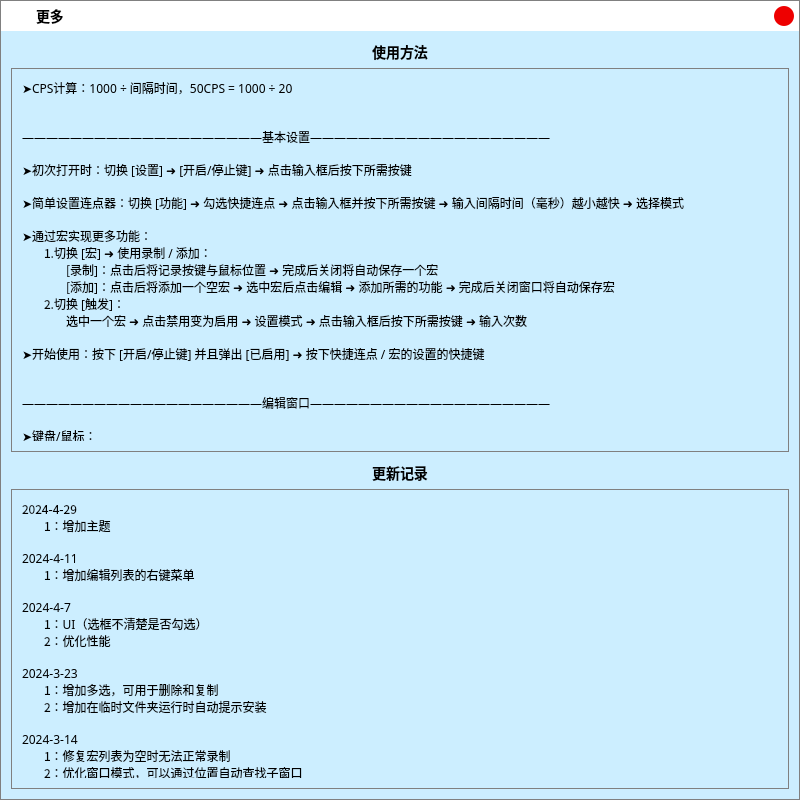
First picture: the form in .ui/MoreUi.ui, repository ChiyukiGana/Quickinput, before the edit.
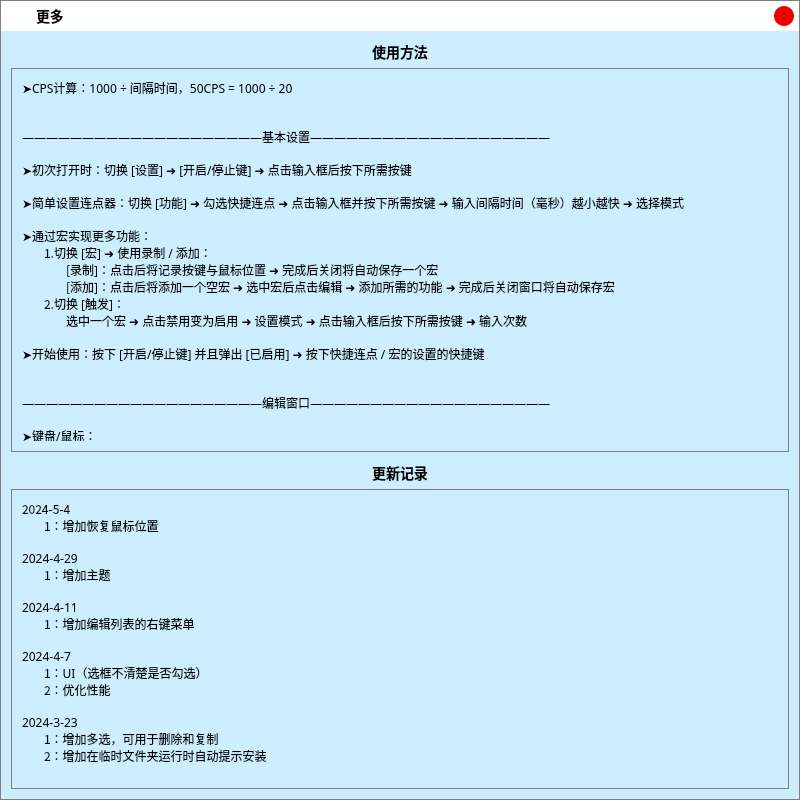
Second picture: the form after the edit. Icons and pictures are not drawn.

What changed in the file:
```diff
--- a/.ui/MoreUi.ui
+++ b/.ui/MoreUi.ui
@@ -30,7 +30,7 @@
     <normaloff>:/icon.png</normaloff>:/icon.png</iconset>
   </property>
   <property name="styleSheet">
-   <string notr="true">*{color:black;border:none;outline:none;font-size:12px;font-family:&quot;Microsoft YaHei&quot;}QMainWindow,QDialog{border:1px solid gray}#titleWidget{background-color:white}#titleWidget *{font-size:14px}#titleWidget QPushButton,#titleWidget QCheckBox::indicator{background-color:#CCC;width:20px;height:20px;border-radius:10px}#titleWidget QCheckBox::indicator:checked{image:url(:/checked.png)}#clientWidget{background-color:#CEF}QMenu,#clientWidget QLineEdit,#clientWidget QTextEdit,#clientWidget QKeyEdit,#clientWidget QCheckBox::indicator,#clientWidget QRadioButton::indicator,#clientWidget QHeaderView,#clientWidget QHeaderView::section,#clientWidget QTableWidget,#clientWidget QTableWidget QTableCornerButton::section,#clientWidget QComboBox,#clientWidget QComboBox QAbstractItemView{background-color:white;color:black}#clientWidget QPushButton,#clientWidget QTabBar::tab,#clientWidget QTabBar::tab:first,#clientWidget QTabBar::tab:last{background-color:#ADE;color:black}#clientWidget QCheckBox::indicator,#clientWidget QRadioButton::indicator{width:20px;height:20px}#clientWidget QComboBox{padding-left:3px}QMenu::item:selected,#clientWidget QPushButton:hover,#clientWidget QCheckBox::indicator:hover,#clientWidget QRadioButton::indicator:hover,#clientWidget QTableWidget::item:hover,#clientWidget QTabBar::tab:hover,#clientWidget QTabBar::tab:first:hover,#clientWidget QTabBar::tab:last:hover{background-color:#BEF;color:black}#clientWidget QTableWidget::item:selected{background-color:#CEF;color:black}#clientWidget QTabBar::tab:selected,#clientWidget QTabBar::tab:first:selected,#clientWidget QTabBar::tab:last:selected{background-color:#CEF;color:black}#clientWidget QCheckBox::indicator:checked,#clientWidget QRadioButton::indicator:checked{image:url(:/checked.png)}#clientWidget #bnWndActive,#clientWidget #bnPos,#clientWidget #bnColorRect{background-color:white}</string>
+   <string notr="true">*{color:black;border:none;outline:none;font-size:12px;font-family:&quot;Microsoft YaHei&quot;}QMainWindow,QDialog{border:1px solid gray}#titleWidget{background-color:white}#titleWidget *{font-size:14px}#titleWidget QPushButton,#titleWidget QCheckBox::indicator{background-color:#CCC;width:20px;height:20px;border-radius:10px}#titleWidget QCheckBox::indicator:checked{image:url(:/checked.png)}#clientWidget{background-color:#CEF}QMenu,#clientWidget QLineEdit,#clientWidget QTextEdit,#clientWidget QKeyEdit,#clientWidget QCheckBox::indicator,#clientWidget QRadioButton::indicator,#clientWidget QHeaderView,#clientWidget QHeaderView::section,#clientWidget QTableWidget,#clientWidget QTableWidget QTableCornerButton::section,#clientWidget QComboBox,#clientWidget QComboBox QAbstractItemView{background-color:white;color:black}#clientWidget QPushButton,#clientWidget QTabBar::tab,#clientWidget QTabBar::tab:first,#clientWidget QTabBar::tab:last{background-color:#ADE;color:black}#clientWidget QCheckBox::indicator,#clientWidget QRadioButton::indicator{width:20px;height:20px}#clientWidget QComboBox{padding-left:3px}QMenu::item:selected,#clientWidget QPushButton:hover,#clientWidget QCheckBox::indicator:hover,#clientWidget QRadioButton::indicator:hover,#clientWidget QTableWidget::item:hover,#clientWidget QTabBar::tab:hover,#clientWidget QTabBar::tab:first:hover,#clientWidget QTabBar::tab:last:hover{background-color:#BEF;color:black}#clientWidget QTableWidget::item:selected{background-color:#CEF;color:black}#clientWidget QTabBar::tab:selected,#clientWidget QTabBar::tab:first:selected,#clientWidget QTabBar::tab:last:selected{background-color:#CEF;color:black}#clientWidget QCheckBox::indicator:checked,#clientWidget QRadioButton::indicator:checked{image:url(:/checked.png)}#clientWidget QPushButton:disabled,#clientWidget QCheckBox:disabled,#clientWidget QRadioButton:disabled{color:gray}#clientWidget #bnWndActive,#clientWidget #bnPos,#clientWidget #bnColorRect{background-color:white}</string>
   </property>
   <layout class="QVBoxLayout" name="verticalLayout_4">
    <property name="spacing">
@@ -450,7 +450,7 @@
            <x>0</x>
            <y>0</y>
            <width>756</width>
-           <height>3461</height>
+           <height>3512</height>
           </rect>
          </property>
          <property name="styleSheet">
@@ -489,7 +489,10 @@
              </font>
             </property>
             <property name="text">
-             <string>2024-4-29
+             <string>2024-5-4
+ㅤㅤ1：增加恢复鼠标位置
+
+2024-4-29
 ㅤㅤ1：增加主题
 
 2024-4-11
```
